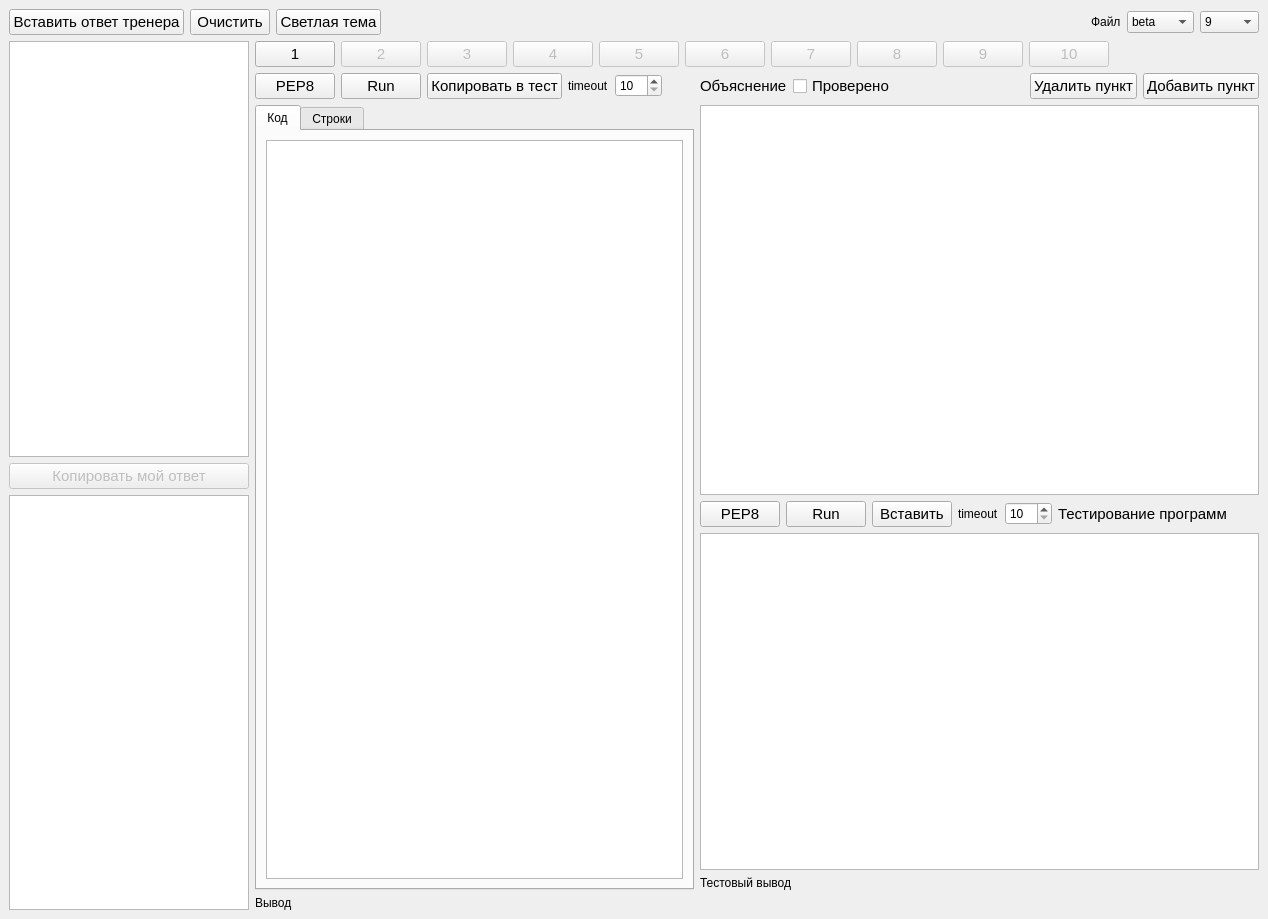
The window that mainwindow.ui (grigvlwork/syntax123) describes before a commit, drawn with Qt 5.
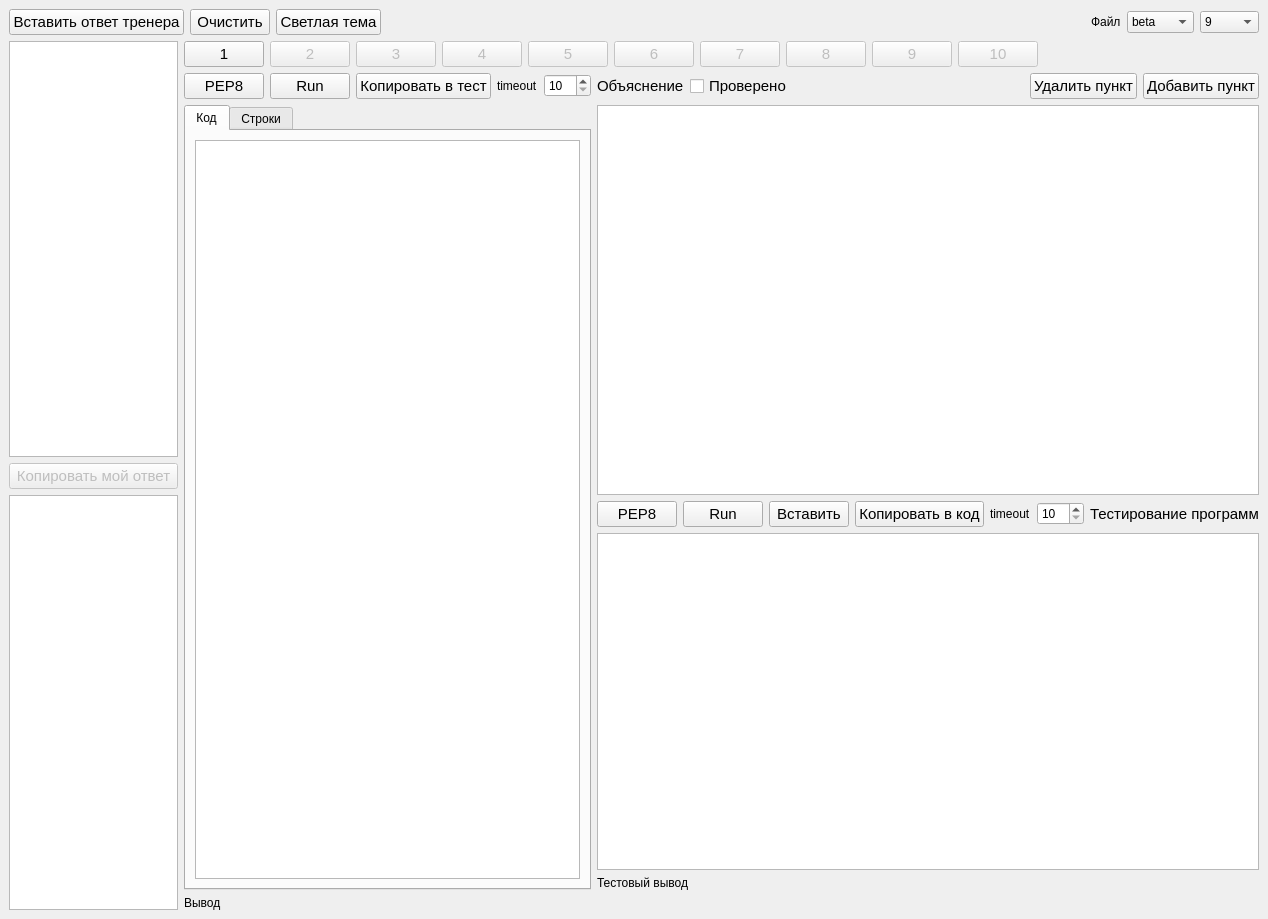
The same window after the commit. Icons and pictures are not drawn.

Commit message: сделал кнопку копировать в код

What changed in the file:
```diff
--- a/mainwindow.ui
+++ b/mainwindow.ui
@@ -733,6 +733,18 @@
                   </property>
                  </widget>
                 </item>
+                <item>
+                 <widget class="QPushButton" name="copy_to_code_btn">
+                  <property name="font">
+                   <font>
+                    <pointsize>11</pointsize>
+                   </font>
+                  </property>
+                  <property name="text">
+                   <string>Копировать в код</string>
+                  </property>
+                 </widget>
+                </item>
                 <item>
                  <widget class="QLabel" name="label_5">
                   <property name="text">
```
The commit also changes 2 other files.
